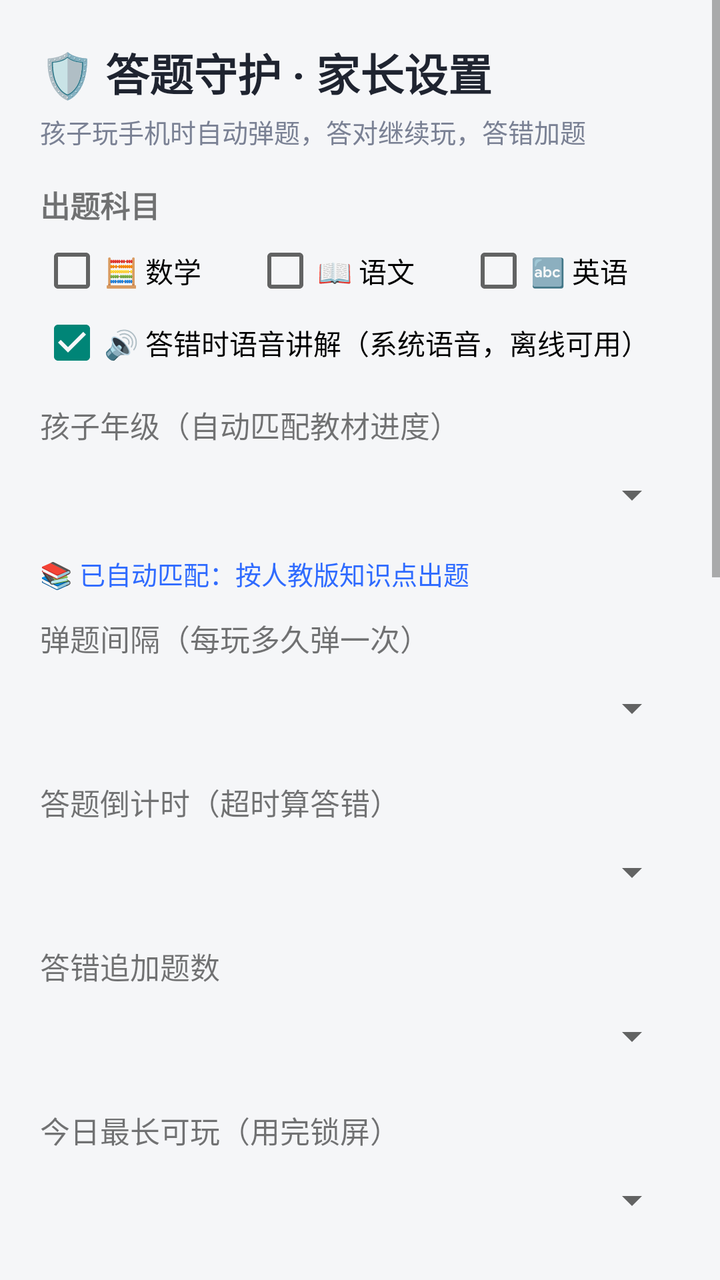
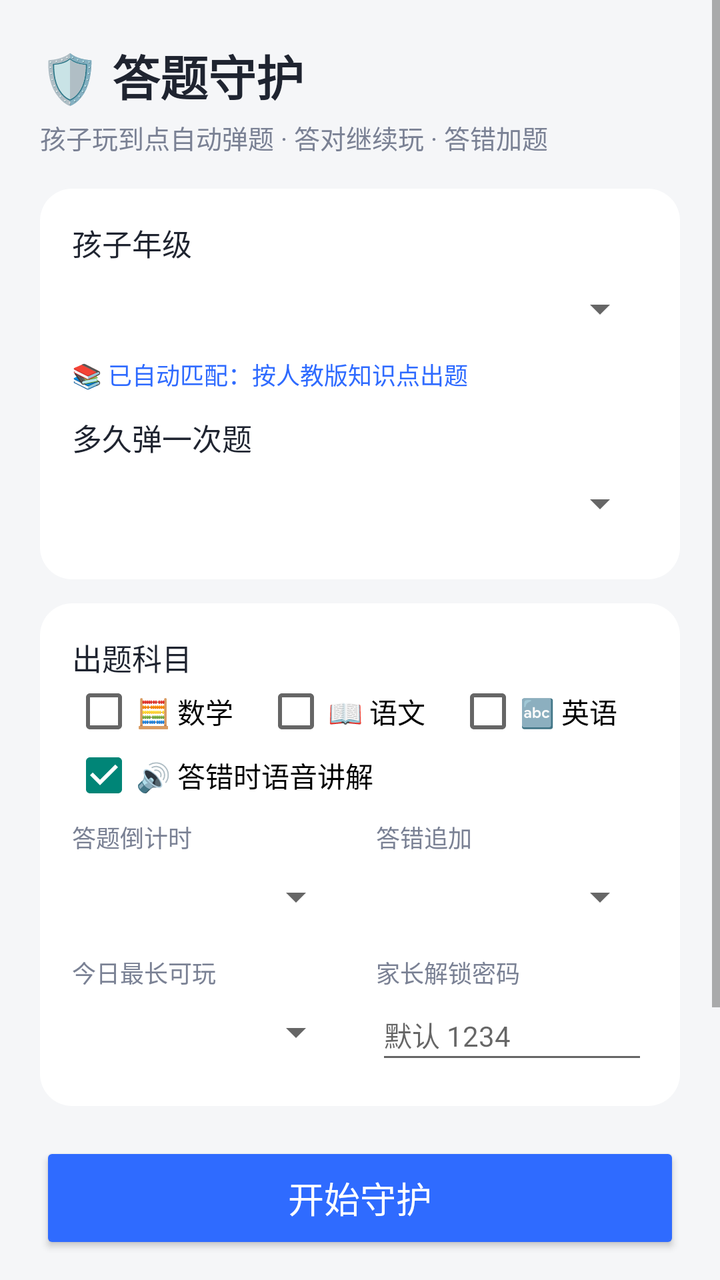

Screens rendered from an Android XML layout before and after an edit, with the pre-edit source and the edit as a unified diff.
<!-- AndroidManifest.xml: application theme Theme.AnswerLock -->
<!-- res/layout/activity_main.xml -->
<?xml version="1.0" encoding="utf-8"?>
<ScrollView xmlns:android="http://schemas.android.com/apk/res/android"
    android:layout_width="match_parent"
    android:layout_height="match_parent"
    android:background="#F5F6F8">

    <LinearLayout
        android:layout_width="match_parent"
        android:layout_height="wrap_content"
        android:orientation="vertical"
        android:padding="20dp">

        <TextView
            android:layout_width="wrap_content"
            android:layout_height="wrap_content"
            android:text="🛡️ 答题守护 · 家长设置"
            android:textSize="22sp"
            android:textStyle="bold"
            android:textColor="#1F2430" />

        <TextView
            android:layout_width="wrap_content"
            android:layout_height="wrap_content"
            android:layout_marginTop="4dp"
            android:layout_marginBottom="16dp"
            android:text="孩子玩手机时自动弹题，答对继续玩，答错加题"
            android:textSize="13sp"
            android:textColor="#7A8194" />

        
        <TextView
            android:layout_width="wrap_content"
            android:layout_height="wrap_content"
            android:text="出题科目"
            android:textSize="15sp"
            android:textStyle="bold" />

        <LinearLayout
            android:layout_width="match_parent"
            android:layout_height="wrap_content"
            android:orientation="horizontal"
            android:paddingTop="6dp">

            <CheckBox
                android:id="@+id/chkMath"
                android:layout_width="wrap_content"
                android:layout_height="wrap_content"
                android:layout_weight="1"
                android:text="🧮 数学" />

            <CheckBox
                android:id="@+id/chkChinese"
                android:layout_width="wrap_content"
                android:layout_height="wrap_content"
                android:layout_weight="1"
                android:text="📖 语文" />

            <CheckBox
                android:id="@+id/chkEnglish"
                android:layout_width="wrap_content"
                android:layout_height="wrap_content"
                android:layout_weight="1"
                android:text="🔤 英语" />
        </LinearLayout>

        <CheckBox
            android:id="@+id/voiceChk"
            android:layout_width="wrap_content"
            android:layout_height="wrap_content"
            android:layout_marginTop="4dp"
            android:checked="true"
            android:text="🔊 答错时语音讲解（系统语音，离线可用）" />

        
        <TextView
            android:layout_width="wrap_content"
            android:layout_height="wrap_content"
            android:layout_marginTop="14dp"
            android:text="孩子年级（自动匹配教材进度）"
            android:textSize="15sp" />

        <Spinner
            android:id="@+id/gradeSp"
            android:layout_width="match_parent"
            android:layout_height="48dp" />

        <TextView
            android:id="@+id/autoTv"
            android:layout_width="wrap_content"
            android:layout_height="wrap_content"
            android:layout_marginTop="6dp"
            android:text="📚 已自动匹配：按人教版知识点出题"
            android:textSize="13sp"
            android:textColor="#2F6BFF" />

        <TextView
            android:layout_width="wrap_content"
            android:layout_height="wrap_content"
            android:layout_marginTop="12dp"
            android:text="弹题间隔（每玩多久弹一次）"
            android:textSize="15sp" />

        <Spinner
            android:id="@+id/intervalSp"
            android:layout_width="match_parent"
            android:layout_height="48dp" />

        <TextView
            android:layout_width="wrap_content"
            android:layout_height="wrap_content"
            android:layout_marginTop="12dp"
            android:text="答题倒计时（超时算答错）"
            android:textSize="15sp" />

        <Spinner
            android:id="@+id/quizTimeSp"
            android:layout_width="match_parent"
            android:layout_height="48dp" />

        <TextView
            android:layout_width="wrap_content"
            android:layout_height="wrap_content"
            android:layout_marginTop="12dp"
            android:text="答错追加题数"
            android:textSize="15sp" />

        <Spinner
            android:id="@+id/penaltySp"
            android:layout_width="match_parent"
            android:layout_height="48dp" />

        <TextView
            android:layout_width="wrap_content"
            android:layout_height="wrap_content"
            android:layout_marginTop="12dp"
            android:text="今日最长可玩（用完锁屏）"
            android:textSize="15sp" />

        <Spinner
            android:id="@+id/dailySp"
            android:layout_width="match_parent"
            android:layout_height="48dp" />

        <TextView
            android:layout_width="wrap_content"
            android:layout_height="wrap_content"
            android:layout_marginTop="12dp"
            android:text="家长解锁密码（锁屏时用）"
            android:textSize="15sp" />

        <EditText
            android:id="@+id/pwdEt"
            android:layout_width="match_parent"
            android:layout_height="48dp"
            android:hint="默认 1234"
            android:inputType="textPassword"
            android:maxLength="8" />

        
        <Button
            android:id="@+id/startBtn"
            android:layout_width="match_parent"
            android:layout_height="52dp"
            android:layout_marginTop="18dp"
            android:backgroundTint="#2F6BFF"
            android:text="▶️ 启动守护（进入后台运行）"
            android:textColor="#FFFFFF"
            android:textSize="16sp" />

        <Button
            android:id="@+id/testBtn"
            android:layout_width="match_parent"
            android:layout_height="48dp"
            android:layout_marginTop="8dp"
            android:text="🔔 立即弹一道题（测试效果）" />

        <Button
            android:id="@+id/test10Btn"
            android:layout_width="match_parent"
            android:layout_height="48dp"
            android:layout_marginTop="8dp"
            android:backgroundTint="#E6F7EE"
            android:text="⚡ 10 秒后自动弹题（切到抖音验证）"
            android:textColor="#0B7A4B" />

        <Button
            android:id="@+id/stopBtn"
            android:layout_width="match_parent"
            android:layout_height="48dp"
            android:layout_marginTop="8dp"
            android:backgroundTint="#EEEEEE"
            android:text="⏹️ 停止守护"
            android:textColor="#1F2430" />

        <Button
            android:id="@+id/fixBtn"
            android:layout_width="match_parent"
            android:layout_height="48dp"
            android:layout_marginTop="8dp"
            android:backgroundTint="#FFF4E5"
            android:text="🔧 一键修复权限（缺哪项修哪项）"
            android:textColor="#B26A00" />

        <Button
            android:id="@+id/a11yBtn"
            android:layout_width="match_parent"
            android:layout_height="48dp"
            android:layout_marginTop="8dp"
            android:backgroundTint="#F3EEFF"
            android:text="🔑 无障碍（华为机型开不了，可跳过）"
            android:textColor="#6D28D9" />

        <Button
            android:id="@+id/huaweiBtn"
            android:layout_width="match_parent"
            android:layout_height="52dp"
            android:layout_marginTop="8dp"
            android:backgroundTint="#FDECEC"
            android:text="📱 华为防冻结 3 步设置（必做）"
            android:textColor="#C0392B"
            android:textSize="16sp" />

        
        <TextView
            android:id="@+id/statusTv"
            android:layout_width="wrap_content"
            android:layout_height="wrap_content"
            android:layout_marginTop="16dp"
            android:text="⚪ 未启动"
            android:textSize="15sp"
            android:textStyle="bold" />

        <TextView
            android:id="@+id/statsTv"
            android:layout_width="wrap_content"
            android:layout_height="wrap_content"
            android:layout_marginTop="4dp"
            android:text="累计答题 0 · 正确率 --"
            android:textSize="13sp"
            android:textColor="#7A8194" />

        
        <TextView
            android:layout_width="wrap_content"
            android:layout_height="wrap_content"
            android:layout_marginTop="18dp"
            android:lineSpacingExtra="4dp"
            android:text="📱 使用流程：\n1. 首次使用请按提示打开「显示在其他应用上层」权限\n2. 设置好规则 → 点「启动守护」→ 把手机交给孩子\n3. 到时间会在任何 App 上面弹出答题窗\n4. 时长用完自动锁屏，凭家长密码解锁\n\n⚠️ 建议：把本 App 加入手机自带的「应用锁」，防止孩子强行卸载；关闭其他后台清理对它的拦截。"
            android:textSize="13sp"
            android:textColor="#7A8194" />

        <Space
            android:layout_width="match_parent"
            android:layout_height="30dp" />
    </LinearLayout>
</ScrollView>
<!-- resources referenced by this layout -->
<resources>
  <style name="Theme.AnswerLock" parent="Theme.AppCompat.Light.NoActionBar">
          <item name="android:statusBarColor">#F5F6F8</item>
          <item name="android:windowLightStatusBar">true</item>
      </style>
</resources>

<!-- the commit's change to res/layout/activity_main.xml (unified diff, before → after) -->
@@ -13,241 +13,318 @@
         <TextView
             android:layout_width="wrap_content"
             android:layout_height="wrap_content"
-            android:text="🛡️ 答题守护 · 家长设置"
-            android:textSize="22sp"
-            android:textStyle="bold"
-            android:textColor="#1F2430" />
+            android:text="🛡️ 答题守护"
+            android:textColor="#1F2430"
+            android:textSize="24sp"
+            android:textStyle="bold" />
 
         <TextView
             android:layout_width="wrap_content"
             android:layout_height="wrap_content"
             android:layout_marginTop="4dp"
             android:layout_marginBottom="16dp"
-            android:text="孩子玩手机时自动弹题，答对继续玩，答错加题"
-            android:textSize="13sp"
-            android:textColor="#7A8194" />
+            android:text="孩子玩到点自动弹题 · 答对继续玩 · 答错加题"
+            android:textColor="#7A8194"
+            android:textSize="13sp" />
 
         
-        <TextView
-            android:layout_width="wrap_content"
-            android:layout_height="wrap_content"
-            android:text="出题科目"
-            android:textSize="15sp"
-            android:textStyle="bold" />
-
         <LinearLayout
             android:layout_width="match_parent"
             android:layout_height="wrap_content"
-            android:orientation="horizontal"
-            android:paddingTop="6dp">
+            android:background="@drawable/bg_section"
+            android:orientation="vertical"
+            android:padding="16dp">
+
+            <TextView
+                android:layout_width="wrap_content"
+                android:layout_height="wrap_content"
+                android:text="孩子年级"
+                android:textColor="#1F2430"
+                android:textSize="15sp" />
+
+            <Spinner
+                android:id="@+id/gradeSp"
+                android:layout_width="match_parent"
+                android:layout_height="44dp" />
+
+            <TextView
+                android:id="@+id/autoTv"
+                android:layout_width="wrap_content"
+                android:layout_height="wrap_content"
+                android:layout_marginTop="2dp"
+                android:text="📚 已自动匹配：按人教版知识点出题"
+                android:textColor="#2F6BFF"
+                android:textSize="12sp" />
+
+            <TextView
+                android:layout_width="wrap_content"
+                android:layout_height="wrap_content"
+                android:layout_marginTop="12dp"
+                android:text="多久弹一次题"
+                android:textColor="#1F2430"
+                android:textSize="15sp" />
+
+            <Spinner
+                android:id="@+id/intervalSp"
+                android:layout_width="match_parent"
+                android:layout_height="44dp" />
+        </LinearLayout>
+
+        
+        <LinearLayout
+            android:layout_width="match_parent"
+            android:layout_height="wrap_content"
+            android:layout_marginTop="12dp"
+            android:background="@drawable/bg_section"
+            android:orientation="vertical"
+            android:padding="16dp">
+
+            <TextView
+                android:layout_width="wrap_content"
+                android:layout_height="wrap_content"
+                android:text="出题科目"
+                android:textColor="#1F2430"
+                android:textSize="15sp" />
+
+            <LinearLayout
+                android:layout_width="match_parent"
+                android:layout_height="wrap_content"
+                android:orientation="horizontal">
+
+                <CheckBox
+                    android:id="@+id/chkMath"
+                    android:layout_width="0dp"
+                    android:layout_height="wrap_content"
+                    android:layout_weight="1"
+                    android:text="🧮 数学"
+                    android:textSize="14sp" />
+
+                <CheckBox
+                    android:id="@+id/chkChinese"
+                    android:layout_width="0dp"
+                    android:layout_height="wrap_content"
+                    android:layout_weight="1"
+                    android:text="📖 语文"
+                    android:textSize="14sp" />
+
+                <CheckBox
+                    android:id="@+id/chkEnglish"
+                    android:layout_width="0dp"
+                    android:layout_height="wrap_content"
+                    android:layout_weight="1"
+                    android:text="🔤 英语"
+                    android:textSize="14sp" />
+            </LinearLayout>
 
             <CheckBox
-                android:id="@+id/chkMath"
-                android:layout_width="wrap_content"
-                android:layout_height="wrap_content"
-                android:layout_weight="1"
-                android:text="🧮 数学" />
-
-            <CheckBox
-                android:id="@+id/chkChinese"
-                android:layout_width="wrap_content"
-                android:layout_height="wrap_content"
-                android:layout_weight="1"
-                android:text="📖 语文" />
-
-            <CheckBox
-                android:id="@+id/chkEnglish"
-                android:layout_width="wrap_content"
-                android:layout_height="wrap_content"
-                android:layout_weight="1"
-                android:text="🔤 英语" />
+                android:id="@+id/voiceChk"
+                android:layout_width="wrap_content"
+                android:layout_height="wrap_content"
+                android:checked="true"
+                android:text="🔊 答错时语音讲解"
+                android:textSize="14sp" />
+
+            <LinearLayout
+                android:layout_width="match_parent"
+                android:layout_height="wrap_content"
+                android:layout_marginTop="6dp"
+                android:orientation="horizontal">
+
+                <LinearLayout
+                    android:layout_width="0dp"
+                    android:layout_height="wrap_content"
+                    android:layout_marginEnd="8dp"
+                    android:layout_weight="1"
+                    android:orientation="vertical">
+
+                    <TextView
+                        android:layout_width="wrap_content"
+                        android:layout_height="wrap_content"
+                        android:text="答题倒计时"
+                        android:textColor="#7A8194"
+                        android:textSize="12sp" />
+
+                    <Spinner
+                        android:id="@+id/quizTimeSp"
+                        android:layout_width="match_parent"
+                        android:layout_height="42dp" />
+                </LinearLayout>
+
+                <LinearLayout
+                    android:layout_width="0dp"
+                    android:layout_height="wrap_content"
+                    android:layout_marginStart="8dp"
+                    android:layout_weight="1"
+                    android:orientation="vertical">
+
+                    <TextView
+                        android:layout_width="wrap_content"
+                        android:layout_height="wrap_content"
+                        android:text="答错追加"
+                        android:textColor="#7A8194"
+                        android:textSize="12sp" />
+
+                    <Spinner
+                        android:id="@+id/penaltySp"
+                        android:layout_width="match_parent"
+                        android:layout_height="42dp" />
+                </LinearLayout>
+            </LinearLayout>
+
+            <LinearLayout
+                android:layout_width="match_parent"
+                android:layout_height="wrap_content"
+                android:layout_marginTop="8dp"
+                android:orientation="horizontal">
+
+                <LinearLayout
+                    android:layout_width="0dp"
+                    android:layout_height="wrap_content"
+                    android:layout_marginEnd="8dp"
+                    android:layout_weight="1"
+                    android:orientation="vertical">
+
+                    <TextView
+                        android:layout_width="wrap_content"
+                        android:layout_height="wrap_content"
+                        android:text="今日最长可玩"
+                        android:textColor="#7A8194"
+                        android:textSize="12sp" />
+
+                    <Spinner
+                        android:id="@+id/dailySp"
+                        android:layout_width="match_parent"
+                        android:layout_height="42dp" />
+                </LinearLayout>
+
+                <LinearLayout
+                    android:layout_width="0dp"
+                    android:layout_height="wrap_content"
+                    android:layout_marginStart="8dp"
+                    android:layout_weight="1"
+                    android:orientation="vertical">
+
+                    <TextView
+                        android:layout_width="wrap_content"
+                        android:layout_height="wrap_content"
+                        android:text="家长解锁密码"
+                        android:textColor="#7A8194"
+                        android:textSize="12sp" />
+
+                    <EditText
+                        android:id="@+id/pwdEt"
+                        android:layout_width="match_parent"
+                        android:layout_height="42dp"
+                        android:hint="默认 1234"
+                        android:inputType="textPassword"
+                        android:maxLength="8"
+                        android:textSize="14sp" />
+                </LinearLayout>
+            </LinearLayout>
         </LinearLayout>
-
-        <CheckBox
-            android:id="@+id/voiceChk"
-            android:layout_width="wrap_content"
-            android:layout_height="wrap_content"
-            android:layout_marginTop="4dp"
-            android:checked="true"
-            android:text="🔊 答错时语音讲解（系统语音，离线可用）" />
-
-        
-        <TextView
-            android:layout_width="wrap_content"
-            android:layout_height="wrap_content"
-            android:layout_marginTop="14dp"
-            android:text="孩子年级（自动匹配教材进度）"
-            android:textSize="15sp" />
-
-        <Spinner
-            android:id="@+id/gradeSp"
-            android:layout_width="match_parent"
-            android:layout_height="48dp" />
-
-        <TextView
-            android:id="@+id/autoTv"
-            android:layout_width="wrap_content"
-            android:layout_height="wrap_content"
-            android:layout_marginTop="6dp"
-            android:text="📚 已自动匹配：按人教版知识点出题"
-            android:textSize="13sp"
-            android:textColor="#2F6BFF" />
-
-        <TextView
-            android:layout_width="wrap_content"
-            android:layout_height="wrap_content"
-            android:layout_marginTop="12dp"
-            android:text="弹题间隔（每玩多久弹一次）"
-            android:textSize="15sp" />
-
-        <Spinner
-            android:id="@+id/intervalSp"
-            android:layout_width="match_parent"
-            android:layout_height="48dp" />
-
-        <TextView
-            android:layout_width="wrap_content"
-            android:layout_height="wrap_content"
-            android:layout_marginTop="12dp"
-            android:text="答题倒计时（超时算答错）"
-            android:textSize="15sp" />
-
-        <Spinner
-            android:id="@+id/quizTimeSp"
-            android:layout_width="match_parent"
-            android:layout_height="48dp" />
-
-        <TextView
-            android:layout_width="wrap_content"
-            android:layout_height="wrap_content"
-            android:layout_marginTop="12dp"
-            android:text="答错追加题数"
-            android:textSize="15sp" />
-
-        <Spinner
-            android:id="@+id/penaltySp"
-            android:layout_width="match_parent"
-            android:layout_height="48dp" />
-
-        <TextView
-            android:layout_width="wrap_content"
-            android:layout_height="wrap_content"
-            android:layout_marginTop="12dp"
-            android:text="今日最长可玩（用完锁屏）"
-            android:textSize="15sp" />
-
-        <Spinner
-            android:id="@+id/dailySp"
-            android:layout_width="match_parent"
-            android:layout_height="48dp" />
-
-        <TextView
-            android:layout_width="wrap_content"
-            android:layout_height="wrap_content"
-            android:layout_marginTop="12dp"
-            android:text="家长解锁密码（锁屏时用）"
-            android:textSize="15sp" />
-
-        <EditText
-            android:id="@+id/pwdEt"
-            android:layout_width="match_parent"
-            android:layout_height="48dp"
-            android:hint="默认 1234"
-            android:inputType="textPassword"
-            android:maxLength="8" />
 
         
         <Button
             android:id="@+id/startBtn"
             android:layout_width="match_parent"
-            android:layout_height="52dp"
+            android:layout_height="56dp"
             android:layout_marginTop="18dp"
             android:backgroundTint="#2F6BFF"
-            android:text="▶️ 启动守护（进入后台运行）"
+            android:text="开始守护"
             android:textColor="#FFFFFF"
-            android:textSize="16sp" />
-
-        <Button
-            android:id="@+id/testBtn"
-            android:layout_width="match_parent"
-            android:layout_height="48dp"
-            android:layout_marginTop="8dp"
-            android:text="🔔 立即弹一道题（测试效果）" />
-
-        <Button
-            android:id="@+id/test10Btn"
-            android:layout_width="match_parent"
-            android:layout_height="48dp"
-            android:layout_marginTop="8dp"
-            android:backgroundTint="#E6F7EE"
-            android:text="⚡ 10 秒后自动弹题（切到抖音验证）"
-            android:textColor="#0B7A4B" />
-
-        <Button
-            android:id="@+id/stopBtn"
-            android:layout_width="match_parent"
-            android:layout_height="48dp"
-            android:layout_marginTop="8dp"
-            android:backgroundTint="#EEEEEE"
-            android:text="⏹️ 停止守护"
-            android:textColor="#1F2430" />
-
-        <Button
-            android:id="@+id/fixBtn"
-            android:layout_width="match_parent"
-            android:layout_height="48dp"
-            android:layout_marginTop="8dp"
-            android:backgroundTint="#FFF4E5"
-            android:text="🔧 一键修复权限（缺哪项修哪项）"
-            android:textColor="#B26A00" />
-
-        <Button
-            android:id="@+id/a11yBtn"
-            android:layout_width="match_parent"
-            android:layout_height="48dp"
-            android:layout_marginTop="8dp"
-            android:backgroundTint="#F3EEFF"
-            android:text="🔑 无障碍（华为机型开不了，可跳过）"
-            android:textColor="#6D28D9" />
-
-        <Button
-            android:id="@+id/huaweiBtn"
-            android:layout_width="match_parent"
-            android:layout_height="52dp"
-            android:layout_marginTop="8dp"
-            android:backgroundTint="#FDECEC"
-            android:text="📱 华为防冻结 3 步设置（必做）"
-            android:textColor="#C0392B"
-            android:textSize="16sp" />
-
-        
+            android:textSize="18sp" />
+
+        <LinearLayout
+            android:layout_width="match_parent"
+            android:layout_height="wrap_content"
+            android:layout_marginTop="10dp"
+            android:orientation="horizontal">
+
+            <Button
+                android:id="@+id/testBtn"
+                android:layout_width="0dp"
+                android:layout_height="44dp"
+                android:layout_weight="1"
+                android:backgroundTint="#FFFFFF"
+                android:text="立即试弹一题"
+                android:textColor="#2F6BFF" />
+
+            <Button
+                android:id="@+id/stopBtn"
+                android:layout_width="0dp"
+                android:layout_height="44dp"
+                android:layout_marginStart="10dp"
+                android:layout_weight="1"
+                android:backgroundTint="#FFFFFF"
+                android:text="停止守护"
+                android:textColor="#7A8194" />
+        </LinearLayout>
+
         <TextView
             android:id="@+id/statusTv"
-            android:layout_width="wrap_content"
-            android:layout_height="wrap_content"
-            android:layout_marginTop="16dp"
+            android:layout_width="match_parent"
+            android:layout_height="wrap_content"
+            android:layout_marginTop="14dp"
             android:text="⚪ 未启动"
+            android:textColor="#1F2430"
             android:textSize="15sp"
             android:textStyle="bold" />
 
         <TextView
-            android:id="@+id/statsTv"
+            android:id="@+id/diagToggle"
             android:layout_width="wrap_content"
             android:layout_height="wrap_content"
-            android:layout_marginTop="4dp"
-            android:text="累计答题 0 · 正确率 --"
-            android:textSize="13sp"
-            android:textColor="#7A8194" />
-
-        
-        <TextView
-            android:layout_width="wrap_content"
-            android:layout_height="wrap_content"
-            android:layout_marginTop="18dp"
-            android:lineSpacingExtra="4dp"
-            android:text="📱 使用流程：\n1. 首次使用请按提示打开「显示在其他应用上层」权限\n2. 设置好规则 → 点「启动守护」→ 把手机交给孩子\n3. 到时间会在任何 App 上面弹出答题窗\n4. 时长用完自动锁屏，凭家长密码解锁\n\n⚠️ 建议：把本 App 加入手机自带的「应用锁」，防止孩子强行卸载；关闭其他后台清理对它的拦截。"
-            android:textSize="13sp"
-            android:textColor="#7A8194" />
+            android:layout_marginTop="14dp"
+            android:paddingTop="6dp"
+            android:paddingBottom="6dp"
+            android:text="🩺 弹题不正常？诊断与修复 ▾"
+            android:textColor="#B26A00"
+            android:textSize="14sp" />
+
+        <LinearLayout
+            android:id="@+id/diagBox"
+            android:layout_width="match_parent"
+            android:layout_height="wrap_content"
+            android:orientation="vertical"
+            android:visibility="gone">
+
+            <TextView
+                android:id="@+id/diagTv"
+                android:layout_width="match_parent"
+                android:layout_height="wrap_content"
+                android:layout_marginTop="6dp"
+                android:lineSpacingExtra="4dp"
+                android:text="诊断中…"
+                android:textColor="#7A8194"
+                android:textSize="13sp" />
+
+            <Button
+                android:id="@+id/fixBtn"
+                android:layout_width="match_parent"
+                android:layout_height="46dp"
+                android:layout_marginTop="8dp"
+                android:backgroundTint="#FFF4E5"
+                android:text="🔧 一键修复权限"
+                android:textColor="#B26A00" />
+
+            <Button
+                android:id="@+id/test10Btn"
+                android:layout_width="match_parent"
+                android:layout_height="46dp"
+                android:layout_marginTop="8dp"
+                android:backgroundTint="#E6F7EE"
+                android:text="⚡ 10 秒后弹题（快速验证）"
+                android:textColor="#0B7A4B" />
+
+            <Button
+                android:id="@+id/huaweiBtn"
+                android:layout_width="match_parent"
+                android:layout_height="46dp"
+                android:layout_marginTop="8dp"
+                android:backgroundTint="#FDECEC"
+                android:text="📱 华为防冻结设置（图解）"
+                android:textColor="#C0392B" />
+        </LinearLayout>
 
         <Space
             android:layout_width="match_parent"
<!-- resource entries referenced after the edit -->
@@ -1,5 +1,11 @@
 <!-- resources referenced by this layout -->
 <resources>
+  <!-- drawable bg_section (drawable) -->
+  <?xml version="1.0" encoding="utf-8"?>
+  <shape xmlns:android="http://schemas.android.com/apk/res/android">
+      <solid android:color="#FFFFFF" />
+      <corners android:radius="16dp" />
+  </shape>
   <style name="Theme.AnswerLock" parent="Theme.AppCompat.Light.NoActionBar">
           <item name="android:statusBarColor">#F5F6F8</item>
           <item name="android:windowLightStatusBar">true</item>
